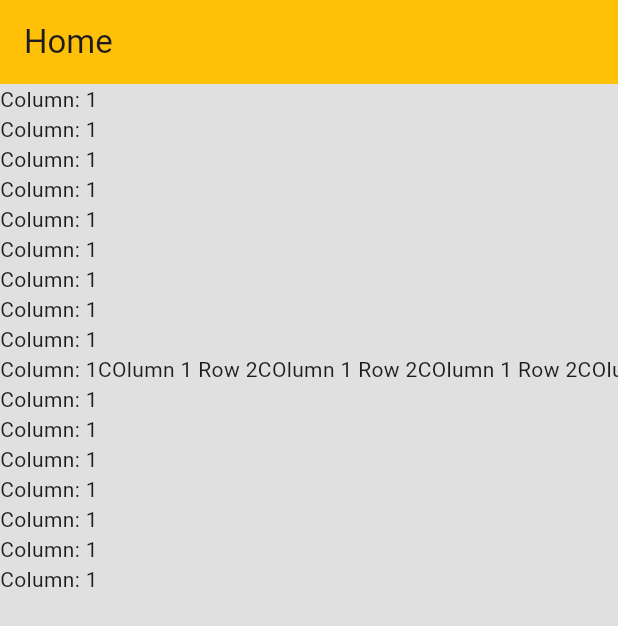
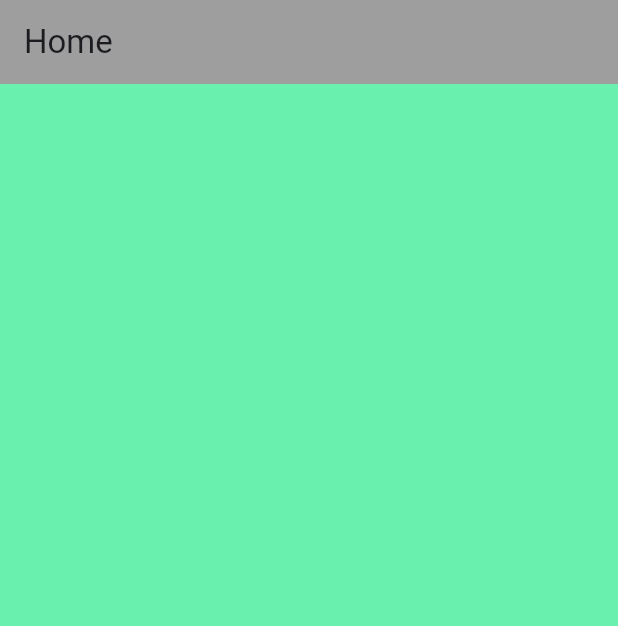
Before and after one commit to AbMamun12/Class-Project, a Flutter app: the screen it shows after launch, on a phone screen of 412 x 824 dp. Shown: the top 626 px of the screen. Run offline on Flutter 3.47's test engine with Material 3 defaults, Android fonts, the phone set to English and light mode, and no system bars.

Commit message:
All Basic Tools

```diff
--- a/lib/main.dart
+++ b/lib/main.dart
@@ -1,5 +1,4 @@
-// class 8.1 (single child, multiple child(children)
-// column,row, Single Child scrollView
+// class 8.2 List view, Grid view, Size box, Container
 import 'package:flutter/material.dart';
 
 void main() {
@@ -26,163 +25,10 @@ class Home extends StatelessWidget {
   @override
   Widget build(BuildContext context) {
     return Scaffold(
-      backgroundColor: Colors.black12,
+      backgroundColor: Colors.greenAccent,
       appBar: AppBar(
         title: Text('Home'),
-        backgroundColor: Colors.amber,
-      ),
-   /*   body: Column(
-        // vertically arrange
-        mainAxisAlignment: MainAxisAlignment.spaceEvenly,
-          mainAxisSize: MainAxisSize.max,
-          crossAxisAlignment: CrossAxisAlignment.center,
-          children: [
-            Text('Abdullah'),
-            ElevatedButton(onPressed: (){}, child: Text('Click Here'),
-            ),
-            IconButton(onPressed: (){}, icon: Icon(Icons.safety_check))
-
-    ],
-      ),  */
-   /*   body: SingleChildScrollView(
-        scrollDirection: Axis.horizontal,
-        child: Row(
-          //Horizontally
-          mainAxisAlignment: MainAxisAlignment.center,
-          crossAxisAlignment: CrossAxisAlignment.center,
-          mainAxisSize: MainAxisSize.max,
-
-          children: [
-            Text('Adsf\nsfghgs'),
-            Text('Adsf'),
-            Text('Adsf'),
-            Text('Adsf'),
-            Text('Adsf'),
-            Text('Adsf'),
-            Text('Adsf'),
-            Text('Adsf'),
-            Text('Adsf'),            Text('Adsf'),
-            Text('Adsf'),
-            Text('Adsf'),
-            Text('Adsf'),            Text('Adsf'),
-            Text('Adsf'),
-            Text('Adsf'),
-            Text('Adsf'),            Text('Adsf'),
-            Text('Adsf'),
-            Text('Adsf'),
-            Text('Adsf'),
-            Text('Adsf'),
-            Text('Adsf'),
-            Text('Adsf'),
-            Text('Adsf'),
-            Text('Adsf'),
-            Text('Adsf'),
-            Text('Adsf'),
-            Text('Adsf'),
-            Text('Adsf'),
-            Text('Adsf'),
-            Text('Adsf'),
-            Text('Adsf'),
-            Text('Adsf'),
-            Text('Adsf'),
-            Text('Adsf'),            Text('Adsf'),
-            Text('Adsf'),
-            Text('Adsf'),
-            Text('Adsf'),            Text('Adsf'),
-            Text('Adsf'),
-            Text('Adsf'),
-            Text('Adsf'),            Text('Adsf'),
-            Text('Adsf'),
-            Text('Adsf'),
-            Text('Adsf'),            Text('Adsf'),
-            Text('Adsf'),
-            Text('Adsf'),
-            Text('Adsf'),            Text('Adsf'),
-            Text('Adsf'),
-            Text('Adsf'),
-            Text('Adsf'),            Text('Adsf'),
-            Text('Adsf'),
-            Text('Adsf'),
-            Text('Adsf'),            Text('Adsf'),
-            Text('Adsf'),
-            Text('Adsf'),
-            Text('Adsf'),            Text('Adsf'),
-            Text('Adsf'),
-            Text('Adsf'),
-            Text('Adsf'),            Text('Adsf'),
-            Text('Adsf'),
-            Text('Adsf'),
-            Text('Adsf'),
-
-          ],
-        ),
-      ), */
-      body: SingleChildScrollView(
-        scrollDirection:Axis.horizontal,
-        child: Row(
-          children: [
-            Column(
-              children: [
-                Text('Column: 1'),
-                Text('Column: 1'),Text('Column: 1'),Text('Column: 1'),Text('Column: 1'),Text('Column: 1'),Text('Column: 1'),Text('Column: 1'),Text('Column: 1'),Text('Column: 1'),Text('Column: 1'),Text('Column: 1'),Text('Column: 1'),Text('Column: 1'),Text('Column: 1'),Text('Column: 1'),Text('Column: 1'),
-              ],
-            ),
-            Column(
-              children: [
-                Text('Column 2'),
-                Text('Column 2'),
-                Text('Column 2'),
-
-                Text('Column 2'),
-
-                Text('Column 2'),
-                Text('Column 2'),
-                Text('Column 2'),
-                Text('Column 2'),
-                Text('Column 2'),
-                Row(
-                  children: [
-                    Text('COlumn 1 Row 2'),
-                    Text('COlumn 1 Row 2'),
-                    Text('COlumn 1 Row 2'),
-                    Text('COlumn 1 Row 2'),
-                    Text('COlumn 1 Row 2'),
-                    Text('COlumn 1 Row 2'),
-                    Text('COlumn 1 Row 2'),
-                    Text('COlumn 1 Row 2'),
-
-                  ],
-                )
-
-              ],
-            ),
-            Column(
-              children: [
-                Text('Column 3'),
-                Text('Column 3'),
-                Text('Column 3'),
-                Text('Column 3'),              Text('Column 3'),
-                Text('Column 3'),              Text('Column 3'),
-                Text('Column 3'),              Text('Column 3'),
-                Text('Column 3'),
-              ],
-            ),
-            Column(
-              children: [
-                Text('Column 4'),
-                Text('Column 4'),
-                Text('Column 4'),
-                Text('Column 4'),
-                Text('Column 4'),
-                Text('Column 4'),
-                Text('Column 4'),
-                Text('Column 4'),
-                Text('Column 4'),
-
-              ],
-            )
-          ],
-        ),
+        backgroundColor: Colors.grey,
       ),
     );
   }
```
